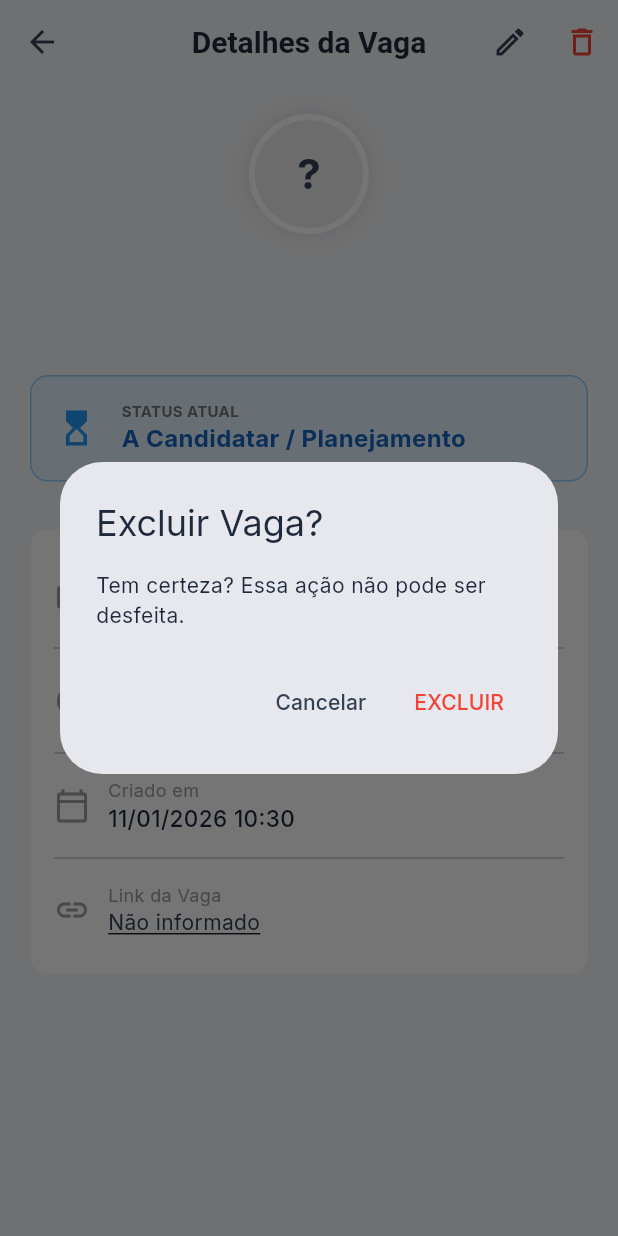
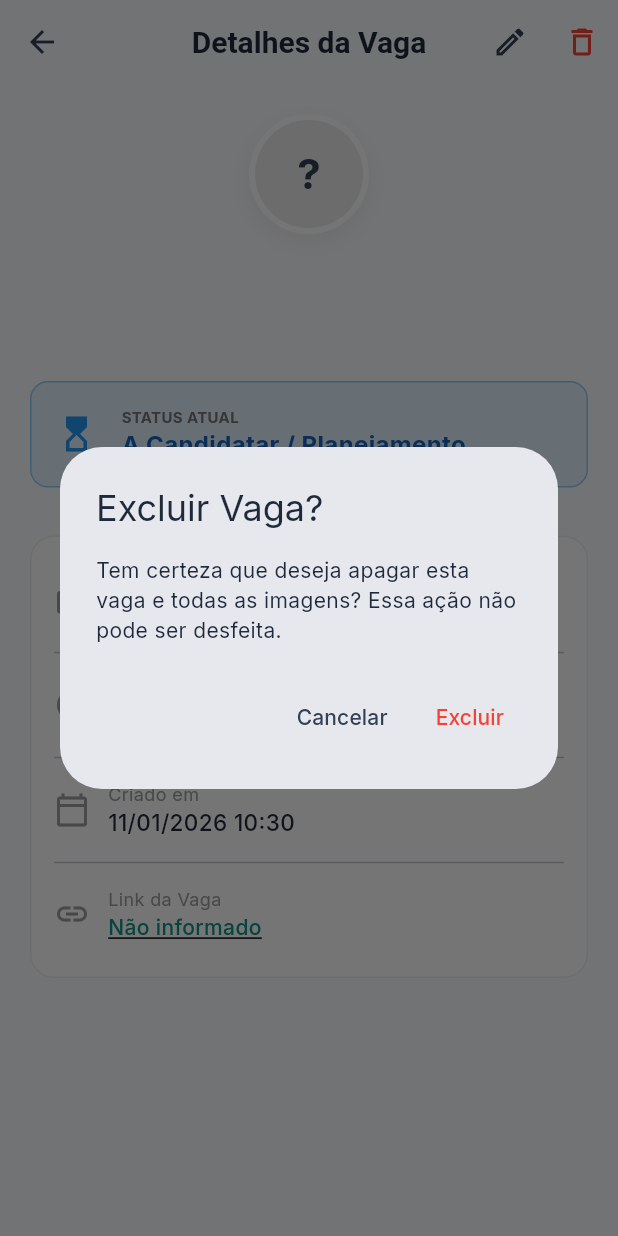
Before and after one commit to JamesEhlert/job-tracker-portfolio, a Flutter app: the JobDetailScreen screen opened directly with empty values, after a tap on the "delete outline" icon, on a phone screen of 412 x 824 dp. Run offline on Flutter 3.47's test engine with Material 3 defaults, Android fonts, the phone set to English and light mode, and no system bars; our stand-ins replace cached_network_image, cloud_firestore, firebase_auth, firebase_core, firebase_storage, google_fonts and 2 more; accounts and stored records are empty; network calls fail.

Commit message:
Feat: Implement clickable URLs and interactive full-screen image gallery

```diff
--- a/lib/screens/job_detail_screen.dart
+++ b/lib/screens/job_detail_screen.dart
@@ -2,86 +2,138 @@ import 'package:flutter/material.dart';
 import 'package:intl/intl.dart';
 import 'package:provider/provider.dart';
 import 'package:cached_network_image/cached_network_image.dart';
+import 'package:url_launcher/url_launcher.dart'; // PACOTE PARA ABRIR LINKS
 import '../models/job_application.dart';
 import '../repositories/job_repository.dart';
 import '../repositories/auth_repository.dart';
 import 'add_job_screen.dart';
+import 'full_screen_image_screen.dart'; // IMPORT DA NOVA TELA DE IMAGEM
 
 class JobDetailScreen extends StatelessWidget {
   final JobApplication job;
 
   const JobDetailScreen({super.key, required this.job});
 
+  // Formata moeda (Ex: R$ 5.000,00)
   String _formatCurrency(double? value) {
     if (value == null) return 'Não informado';
     final format = NumberFormat.currency(locale: 'pt_BR', symbol: 'R\$');
     return format.format(value);
   }
 
+  // Formata data (Ex: 10/01/2026 14:30)
   String _formatDate(DateTime? date) {
     if (date == null) return '-';
     return DateFormat('dd/MM/yyyy HH:mm').format(date);
   }
 
+  // Lógica para excluir a vaga
   Future<void> _confirmDelete(BuildContext context) async {
     final confirm = await showDialog<bool>(
       context: context,
       builder: (context) => AlertDialog(
         title: const Text('Excluir Vaga?'),
-        content: const Text('Tem certeza? Essa ação não pode ser desfeita.'),
+        content: const Text('Tem certeza que deseja apagar esta vaga e todas as imagens? Essa ação não pode ser desfeita.'),
         actions: [
-          TextButton(onPressed: () => Navigator.pop(context, false), child: const Text('Cancelar')),
           TextButton(
-            onPressed: () => Navigator.pop(context, true),
-            child: const Text('EXCLUIR', style: TextStyle(color: Colors.red)),
+            onPressed: () => Navigator.pop(context, false), // Cancelar
+            child: const Text('Cancelar'),
+          ),
+          TextButton(
+            onPressed: () => Navigator.pop(context, true), // Confirmar
+            child: const Text('Excluir', style: TextStyle(color: Colors.red)),
           ),
         ],
       ),
     );
 
     if (confirm == true) {
-      // CORREÇÃO: Segurança de contexto assíncrono
       if (!context.mounted) return;
 
       final userId = context.read<AuthRepository>().currentUser?.uid;
       if (userId != null && job.id != null) {
         await context.read<JobRepository>().deleteJob(userId: userId, jobId: job.id!);
 
+        // Volta para a tela anterior e avisa
         if (context.mounted) {
           Navigator.pop(context);
-          ScaffoldMessenger.of(context).showSnackBar(const SnackBar(content: Text('Vaga excluída.')));
+          ScaffoldMessenger.of(context).showSnackBar(
+            const SnackBar(content: Text('Vaga excluída com sucesso.')),
+          );
         }
+      }
+    }
+  }
+
+  // Lógica para abrir o link no navegador
+  Future<void> _launchURL(BuildContext context, String urlString) async {
+    if (urlString.isEmpty) return;
+
+    // Garante que o link tenha https:// se o usuário esqueceu
+    final String formattedUrl = urlString.startsWith('http') ? urlString : 'https://$urlString';
+    final Uri uri = Uri.parse(formattedUrl);
+
+    try {
+      // Tenta abrir no navegador externo (Chrome/Safari)
+      if (await canLaunchUrl(uri)) {
+        await launchUrl(uri, mode: LaunchMode.externalApplication);
+      } else {
+        if (context.mounted) {
+          ScaffoldMessenger.of(context).showSnackBar(
+            const SnackBar(content: Text('Não foi possível abrir este link.')),
+          );
+        }
+      }
+    } catch (e) {
+      if (context.mounted) {
+        ScaffoldMessenger.of(context).showSnackBar(
+          SnackBar(content: Text('Erro ao abrir link: $e')),
+        );
       }
     }
   }
 
   @override
   Widget build(BuildContext context) {
+    // Pega as cores do tema atual (AppTheme)
     final colorScheme = Theme.of(context).colorScheme;
     final isApplied = job.status == 'applied';
 
     return Scaffold(
-      // CORREÇÃO: background -> surface ou usar cor do scaffold padrão
-      backgroundColor: const Color(0xFFF3F4F6),
+      // Usa a cor de fundo definida no tema
+      backgroundColor: Theme.of(context).scaffoldBackgroundColor,
+
       appBar: AppBar(
         title: const Text('Detalhes da Vaga'),
         actions: [
+          // Botão Editar (Lápis)
           IconButton(
             icon: const Icon(Icons.edit_outlined),
-            onPressed: () => Navigator.push(context, MaterialPageRoute(builder: (context) => AddJobScreen(jobToEdit: job))),
+            tooltip: 'Editar Vaga',
+            onPressed: () {
+              Navigator.push(
+                context,
+                MaterialPageRoute(
+                  builder: (context) => AddJobScreen(jobToEdit: job),
                 ),
+              );
+            },
+          ),
+          // Botão Excluir (Lixeira)
           IconButton(
             icon: const Icon(Icons.delete_outline, color: Colors.red),
+            tooltip: 'Excluir Vaga',
             onPressed: () => _confirmDelete(context),
           ),
         ],
       ),
+
       body: SingleChildScrollView(
         padding: const EdgeInsets.all(20.0),
         child: Column(
           crossAxisAlignment: CrossAxisAlignment.start,
           children: [
-            // --- HEADER ---
+            // --- CABEÇALHO (Ícone e Títulos) ---
             Center(
               child: Column(
                 children: [
@@ -90,25 +142,38 @@ class JobDetailScreen extends StatelessWidget {
                     decoration: BoxDecoration(
                       color: Colors.white,
                       shape: BoxShape.circle,
-                      // CORREÇÃO: withOpacity -> withValues
-                      boxShadow: [BoxShadow(blurRadius: 10, color: Colors.black.withValues(alpha: 0.1))],
+                      boxShadow: [
+                        BoxShadow(
+                          color: Colors.black.withValues(alpha: 0.05),
+                          blurRadius: 10,
+                          offset: const Offset(0, 5),
+                        )
+                      ],
                     ),
                     child: CircleAvatar(
                       radius: 36,
-                      // CORREÇÃO: withOpacity -> withValues
                       backgroundColor: colorScheme.primary.withValues(alpha: 0.1),
                       child: Text(
                         job.companyName.isNotEmpty ? job.companyName[0].toUpperCase() : '?',
-                        style: TextStyle(fontSize: 28, fontWeight: FontWeight.bold, color: colorScheme.primary),
+                        style: TextStyle(
+                          fontSize: 28,
+                          fontWeight: FontWeight.bold,
+                          color: colorScheme.primary
+                        ),
                       ),
                     ),
                   ),
                   const SizedBox(height: 16),
                   Text(
                     job.role,
-                    style: const TextStyle(fontSize: 22, fontWeight: FontWeight.bold),
+                    style: TextStyle(
+                      fontSize: 22,
+                      fontWeight: FontWeight.bold,
+                      color: colorScheme.onSurface,
+                    ),
                     textAlign: TextAlign.center,
                   ),
+                  const SizedBox(height: 4),
                   Text(
                     job.companyName,
                     style: TextStyle(fontSize: 16, color: Colors.grey.shade600),
@@ -119,18 +184,24 @@ class JobDetailScreen extends StatelessWidget {
             ),
             const SizedBox(height: 24),
 
-            // --- STATUS ---
+            // --- CARD DE STATUS ---
             Container(
               padding: const EdgeInsets.all(16),
               decoration: BoxDecoration(
+                // Muda a cor do fundo dependendo se já aplicou ou não
                 color: isApplied ? Colors.green.shade50 : Colors.blue.shade50,
                 borderRadius: BorderRadius.circular(12),
-                border: Border.all(color: isApplied ? Colors.green.shade200 : Colors.blue.shade200),
+                border: Border.all(
+                  color: isApplied ? Colors.green.shade200 : Colors.blue.shade200
+                ),
               ),
               child: Row(
                 children: [
-                  Icon(isApplied ? Icons.check_circle : Icons.hourglass_top,
-                       color: isApplied ? Colors.green : Colors.blue, size: 28),
+                  Icon(
+                    isApplied ? Icons.check_circle : Icons.hourglass_top,
+                    color: isApplied ? Colors.green : Colors.blue,
+                    size: 28
+                  ),
                   const SizedBox(width: 16),
                   Expanded(
                     child: Column(
@@ -138,7 +209,11 @@ class JobDetailScreen extends StatelessWidget {
                       children: [
                         Text(
                           'STATUS ATUAL',
-                          style: TextStyle(fontSize: 10, fontWeight: FontWeight.bold, color: Colors.grey.shade600),
+                          style: TextStyle(
+                            fontSize: 10,
+                            fontWeight: FontWeight.bold,
+                            color: Colors.grey.shade600
+                          ),
                         ),
                         Text(
                           isApplied ? 'Candidatura Enviada' : 'A Candidatar / Planejamento',
@@ -156,22 +231,23 @@ class JobDetailScreen extends StatelessWidget {
             ),
             const SizedBox(height: 24),
 
-            // --- INFORMAÇÕES GERAIS ---
+            // --- CARTÃO DE INFORMAÇÕES GERAIS ---
             Card(
-              elevation: 0, // Design mais limpo
-              color: Colors.white,
-              shape: RoundedRectangleBorder(borderRadius: BorderRadius.circular(12)),
               child: Padding(
                 padding: const EdgeInsets.all(16),
                 child: Column(
                   children: [
-                    _buildInfoRow(Icons.work_outline, 'Modelo de Trabalho', job.workModel == 'Remote' ? 'Remoto' : job.workModel),
+                    _buildInfoRow(Icons.work_outline, 'Modelo de Trabalho',
+                      job.workModel == 'Remote' ? 'Remoto' :
+                      job.workModel == 'Hybrid' ? 'Híbrido' : 'Presencial'
+                    ),
                     const Divider(),
                     _buildInfoRow(Icons.monetization_on_outlined, 'Pretensão Salarial', _formatCurrency(job.salaryExpectation)),
                     const Divider(),
                     _buildInfoRow(Icons.calendar_today_outlined, 'Criado em', _formatDate(job.createdAt)),
                     const Divider(),
-                    // Link
+
+                    // --- LINK CLICÁVEL ---
                     Padding(
                       padding: const EdgeInsets.symmetric(vertical: 8),
                       child: Row(
@@ -184,13 +260,18 @@ class JobDetailScreen extends StatelessWidget {
                               children: [
                                 const Text('Link da Vaga', style: TextStyle(fontSize: 12, color: Colors.grey)),
                                 GestureDetector(
-                                  onTap: () {
-                                    // Futuro: Url Launcher
-                                  },
+                                  // Ao clicar, chama a função de abrir navegador
+                                  onTap: () => _launchURL(context, job.linkUrl),
                                   child: Text(
                                     job.linkUrl.isEmpty ? 'Não informado' : job.linkUrl,
-                                    style: TextStyle(color: colorScheme.primary, decoration: TextDecoration.underline),
-                                    maxLines: 1, overflow: TextOverflow.ellipsis,
+                                    style: TextStyle(
+                                      // Cor primária e sublinhado para indicar que é um link
+                                      color: colorScheme.secondary,
+                                      decoration: TextDecoration.underline,
+                                      fontWeight: FontWeight.w500,
+                                    ),
+                                    maxLines: 1,
+                                    overflow: TextOverflow.ellipsis,
                                   ),
                                 ),
                               ],
@@ -204,34 +285,48 @@ class JobDetailScreen extends StatelessWidget {
               ),
             ),
 
-            // --- DESCRIÇÃO ---
+            // --- DESCRIÇÃO / NOTAS ---
             if (job.description.isNotEmpty) ...[
               const SizedBox(height: 24),
               const Text('Sobre a Vaga', style: TextStyle(fontSize: 18, fontWeight: FontWeight.bold)),
               const SizedBox(height: 8),
               Card(
-                elevation: 0,
-                color: Colors.white,
-                shape: RoundedRectangleBorder(borderRadius: BorderRadius.circular(12)),
                 child: Padding(
                   padding: const EdgeInsets.all(16),
-                  child: SelectableText(job.description, style: TextStyle(fontSize: 15, color: Colors.grey.shade800, height: 1.5)),
+                  child: SelectableText( // SelectableText permite copiar o texto
+                    job.description,
+                    style: TextStyle(fontSize: 15, color: Colors.grey.shade800, height: 1.5),
+                  ),
                 ),
               ),
             ],
 
-            // --- GALERIA COM CACHE ---
+            // --- GALERIA DE PRINTS (COM CLIQUE PARA ZOOM) ---
             if (job.imageUrls.isNotEmpty) ...[
               const SizedBox(height: 24),
               const Text('Galeria de Prints', style: TextStyle(fontSize: 18, fontWeight: FontWeight.bold)),
               const SizedBox(height: 12),
+
               SizedBox(
-                height: 200,
+                height: 200, // Altura do carrossel horizontal
                 child: ListView.builder(
                   scrollDirection: Axis.horizontal,
                   itemCount: job.imageUrls.length,
                   itemBuilder: (context, index) {
-                    return Container(
+                    final imageUrl = job.imageUrls[index];
+
+                    // Envolvemos a imagem em um GestureDetector para detectar o toque
+                    return GestureDetector(
+                      onTap: () {
+                        // Navega para a tela cheia ao clicar
+                        Navigator.push(
+                          context,
+                          MaterialPageRoute(
+                            builder: (context) => FullScreenImageScreen(imageUrl: imageUrl),
+                          ),
+                        );
+                      },
+                      child: Container(
                         width: 140,
                         margin: const EdgeInsets.only(right: 12),
                         decoration: BoxDecoration(
@@ -241,10 +336,13 @@ class JobDetailScreen extends StatelessWidget {
                         child: ClipRRect(
                           borderRadius: BorderRadius.circular(12),
                           child: CachedNetworkImage(
-                          imageUrl: job.imageUrls[index],
-                          fit: BoxFit.cover,
+                            imageUrl: imageUrl,
+                            fit: BoxFit.cover, // Preenche o quadrado
+                            // Loading enquanto baixa
                             placeholder: (context, url) => const Center(child: CircularProgressIndicator()),
+                            // Ícone de erro se falhar
                             errorWidget: (context, url, error) => const Icon(Icons.error),
+                          ),
                         ),
                       ),
                     );
@@ -253,13 +351,14 @@ class JobDetailScreen extends StatelessWidget {
               ),
             ],
 
-            const SizedBox(height: 40),
+            const SizedBox(height: 40), // Espaço extra no final da tela
           ],
         ),
       ),
     );
   }
 
+  // Widget auxiliar para criar linhas de informação (Ícone + Título + Valor)
   Widget _buildInfoRow(IconData icon, String label, String value) {
     return Padding(
       padding: const EdgeInsets.symmetric(vertical: 8),
--- a/pubspec.yaml
+++ b/pubspec.yaml
@@ -44,6 +44,7 @@ dependencies:
   image_picker: ^1.2.1
   cached_network_image: ^3.4.1
   google_fonts: ^7.0.0
+  url_launcher: ^6.3.2
 
 dev_dependencies:
   flutter_test:
```
Also changed, not shown: lib/screens/full_screen_image_screen.dart (added, +56 -0 lines), pubspec.lock, 5 other files. Lines whose indentation alone changed are shown as unchanged.
